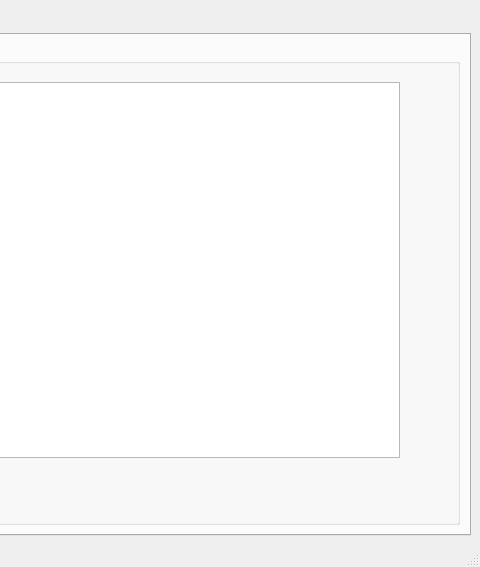
First picture: the form in apps/multimediacycle-osg-qt/settings.ui, repository MediaCycle/MediaCycle, before the edit; both pictures show x 455 to 935 and y 0 to 567 of the 935 by 567 pixel window.
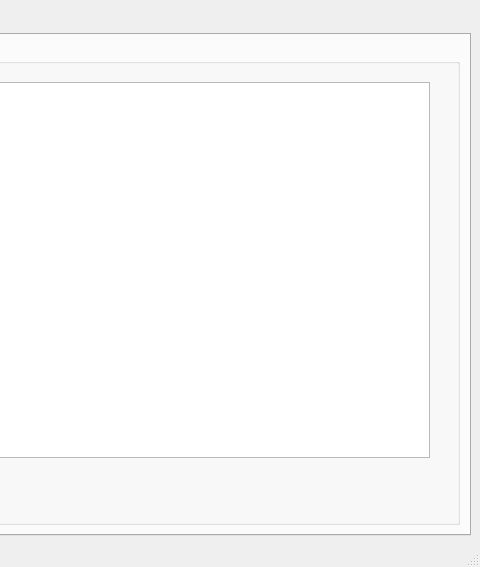
Second picture: the form after the edit.

Commit message: (apps/multimediacycle-osg-qt) added the possibility to associate each plugin with a slider number in the GUI (cf. qt's editable tree model) next step: do this at the mediafeatures level (some plugins calculate several mediafeatures)

The edit to the form file:
```diff
--- a/apps/multimediacycle-osg-qt/settings.ui
+++ b/apps/multimediacycle-osg-qt/settings.ui
@@ -219,7 +219,7 @@
             <rect>
              <x>9</x>
              <y>38</y>
-             <width>826</width>
+             <width>856</width>
              <height>376</height>
             </rect>
            </property>
```
The commit also changes 6 other files.
